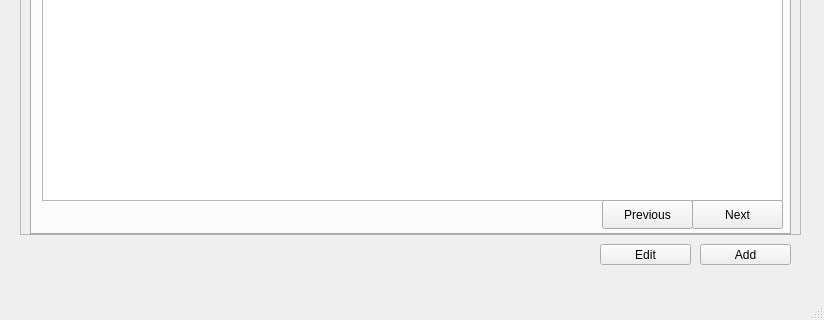
First picture: the form in mainwindow.ui, repository Kris2103/CCC151-SSIS, before the edit; both pictures show x 0 to 824 and y 396 to 716 of the 824 by 716 pixel window.
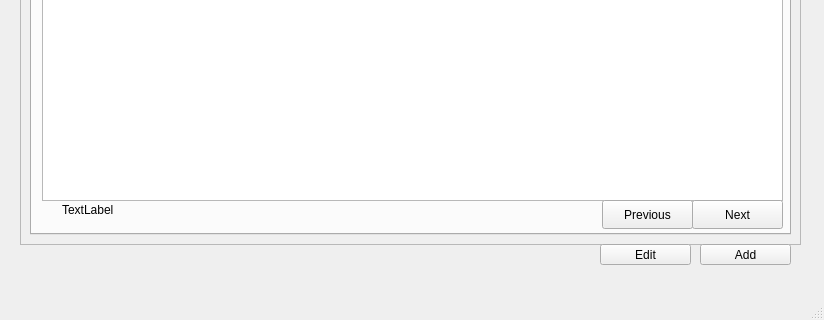
Second picture: the form after the edit. The open tabs and pages were chosen to show the change.

```diff
--- a/mainwindow.ui
+++ b/mainwindow.ui
@@ -20,7 +20,7 @@
       <x>20</x>
       <y>20</y>
       <width>781</width>
-      <height>611</height>
+      <height>621</height>
      </rect>
     </property>
     <property name="frameShape">
@@ -238,6 +238,19 @@
         <string>Previous</string>
        </property>
       </widget>
+      <widget class="QLabel" name="pageLabel_3">
+       <property name="geometry">
+        <rect>
+         <x>30</x>
+         <y>500</y>
+         <width>161</width>
+         <height>20</height>
+        </rect>
+       </property>
+       <property name="text">
+        <string>TextLabel</string>
+       </property>
+      </widget>
      </widget>
     </widget>
     <widget class="QPushButton" name="DeleteButton">
```
Left out of the diff: 21 changed lines with no effect on the pictures.
